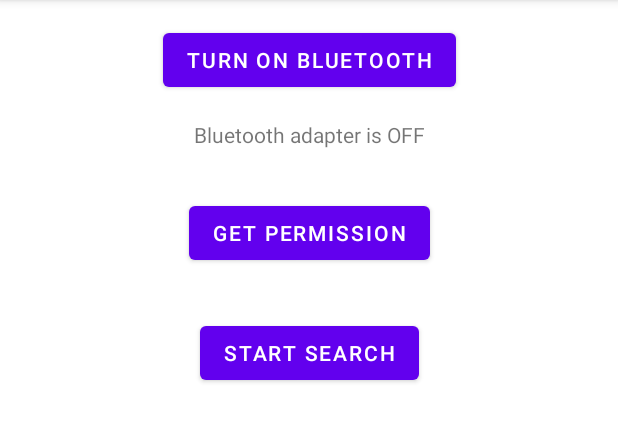
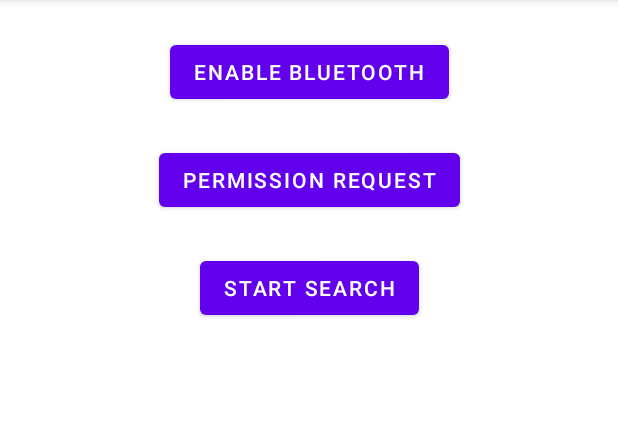
Before and after one commit to ZarkSPb/BrainbitAndroid, an Android app: the screen it shows after launch (MainActivity), after a tap on "STOP SEARCH", on a phone screen of 412 x 824 dp, the part 84-526 px from its top. Run offline under Robolectric (Android 15) with nearby library versions, the phone set to English and light mode, and no system bars; libraries missing offline, so code that uses them is left out: com.neuromd.neurosdk; 1 statement that could not run was skipped; 3 other taps on this screen came first.

```diff
--- a/app/src/main/java/com/zark/bbandroid/brainbitandroid/MainActivity.java
+++ b/app/src/main/java/com/zark/bbandroid/brainbitandroid/MainActivity.java
@@ -13,9 +13,9 @@ import android.content.Intent;
 import android.content.pm.PackageManager;
 import android.os.Bundle;
 import android.text.TextUtils;
+import android.util.Log;
 import android.view.View;
 import android.widget.Button;
-import android.widget.TextView;
 import android.widget.Toast;
 
 import com.neuromd.neurosdk.DeviceEnumerator;
@@ -33,17 +33,15 @@ public class MainActivity extends AppCompatActivity implements View.OnClickListe
    private final int REQUEST_ENABLE_BT = 35;
    private final int REQUEST_PERMISSION_BT = 111;
 
-   private boolean _started = false;
+   private boolean _started;
    private final ReentrantLock _searchLock = new ReentrantLock();
    private DeviceEnumerator _deviceEnum;
    private final List<DeviceInfo> _deviceInfoList = new ArrayList<>();
-   private IDeviceEvent _devEvent;
 
    private BluetoothAdapter _btAdapter;
-   private Button _btOnOff;
-   private Button _btPermission;
+   private Button _btEnableBt;
+   private Button _btRequestPerm;
    private Button _btSearch;
-   private TextView _tvBtStatus;
    private boolean _isBtPermissionGranted = false;
 
 
@@ -58,14 +56,12 @@ public class MainActivity extends AppCompatActivity implements View.OnClickListe
       BluetoothManager bluetoothManager = getSystemService(BluetoothManager.class);
       _btAdapter = bluetoothManager.getAdapter();
 
-      _btOnOff = findViewById(R.id.btOnOff);
-      _btPermission = findViewById(R.id.btPermission);
+      _btEnableBt = findViewById(R.id.btEnableBt);
+      _btRequestPerm = findViewById(R.id.btRequestPerm);
       _btSearch = findViewById(R.id.btSearch);
-      _tvBtStatus = findViewById(R.id.tvBtStatus);
-      _btOnOff.setOnClickListener(this);
-      _btPermission.setOnClickListener(this);
+      _btEnableBt.setOnClickListener(this);
+      _btRequestPerm.setOnClickListener(this);
       _btSearch.setOnClickListener(this);
-      setBtnOnOffText();
    }
 
    @Override
@@ -73,33 +69,7 @@ public class MainActivity extends AppCompatActivity implements View.OnClickListe
       super.onActivityResult(requestCode, resultCode, data);
       if (requestCode == REQUEST_ENABLE_BT) {
          if (resultCode == RESULT_OK) {
-            setBtnOnOffText();
          }
-      }
-   }
-
-   @Override
-   public void onClick(View view) {
-      switch (view.getId()) {
-         case R.id.btOnOff:
-            if (!_btAdapter.isEnabled()) {
-               enableBt();
-            } else {
-               _btAdapter.disable();
-               _btOnOff.setText("Turn on bluetooth");
-               _tvBtStatus.setText("Bluetooth adapter is OFF");
-            }
-            break;
-         case R.id.btPermission:
-            getBtPermission();
-            break;
-         case R.id.btSearch:
-            if (_started) {
-               stopSearch();
-            } else {
-               startSearch();
-            }
-            break;
       }
    }
 
@@ -126,37 +96,38 @@ public class MainActivity extends AppCompatActivity implements View.OnClickListe
       }
    }
 
-   private void setBtnOnOffText() {
-      if (_btAdapter != null) {
-         if (_btAdapter.isEnabled()) {
-            _btOnOff.setText("Turn off bluetooth");
-            _tvBtStatus.setText("Bluetooth adapter is ON");
-         } else {
-            _btOnOff.setText("Turn on bluetooth");
-            _tvBtStatus.setText("Bluetooth adapter is OFF");
-         }
-      }
-   }
-
-   private void setBtnSearchText() {
-      if (_started) {
-         _btSearch.setText("Stop search");
-      } else {
-         _btSearch.setText("Start search");
-      }
-   }
 
    private void enableBt() {
       Intent enableBtIntent = new Intent(BluetoothAdapter.ACTION_REQUEST_ENABLE);
       startActivityForResult(enableBtIntent, REQUEST_ENABLE_BT);
    }
 
+   @Override
+   public void onClick(View view) {
+      switch (view.getId()) {
+         case R.id.btEnableBt:
+            enableBt();
+            break;
+         case R.id.btRequestPerm:
+            getBtPermission();
+            break;
+         case R.id.btSearch:
+            if (_started) {
+               stopSearch();
+            } else {
+               startSearch();
+            }
+            break;
+      }
+   }
+
    public void startSearch() {
       if (_searchLock.tryLock()) {
          try {
             if (_started) return;
-            if (_deviceEnum == null)
-               _deviceEnum = new DeviceEnumerator(this, DeviceType.Brainbit);
+            if (_deviceEnum == null) {
+               _deviceEnum = new DeviceEnumerator(this, DeviceType.BrainbitAny);
+            }
             _deviceInfoList.clear();
             _deviceEnum.deviceListChanged.subscribe(new INotificationCallback() {
                @Override
@@ -165,44 +136,26 @@ public class MainActivity extends AppCompatActivity implements View.OnClickListe
                }
             });
             _started = true;
+            Log.d(LOG_TAG, "Search is started");
+            _btSearch.setText(R.string.btn_stop_search_title);
          } finally {
             _searchLock.unlock();
          }
-         setBtnSearchText();
       }
    }
 
    public void stopSearch() {
-         if (_searchLock.tryLock()) {
-            try {
-               if (!_started)
-                  return;
-               _started = false;
-               if (_deviceEnum != null)
-                  _deviceEnum.deviceListChanged.unsubscribe();
-            } finally {
-               _searchLock.unlock();
-            }
-            invokeSearchState(false);
+      if (_searchLock.tryLock()) {
+         try {
+            if (!_started) return;
+            if (_deviceEnum != null) _deviceEnum.deviceListChanged.unsubscribe();
+
+            _started = false;
+            Log.d(LOG_TAG, "Search is stopped");
+            _btSearch.setText(R.string.btn_start_search_title);
+         } finally {
+            _searchLock.unlock();
          }
-      setBtnSearchText();
-   }
-
-   private void invokeSearchState(boolean searchState) {
-      final IDeviceEvent ev = _devEvent;
-      if(ev != null)
-         ev.searchStateChanged(searchState);
-   }
-
-   private void invokeDeviceListChanged() {
-      final IDeviceEvent ev = _devEvent;
-      if (ev != null) {
-         this.runOnUiThread(new Runnable() {
-            @Override
-            public void run() {
-               ev.deviceListChanged();
-            }
-         });
       }
    }
 
@@ -241,13 +194,8 @@ public class MainActivity extends AppCompatActivity implements View.OnClickListe
          }
          if (hasChanged) {
             // fire event
-            invokeDeviceListChanged();
+            Log.d(LOG_TAG, "Device is finding");
          }
       }
    }
-
-   public interface IDeviceEvent {
-      void searchStateChanged(boolean searchState);
-      void deviceListChanged();
-   }
 }
--- a/app/src/main/res/layout/activity_main.xml
+++ b/app/src/main/res/layout/activity_main.xml
@@ -7,42 +7,34 @@
     tools:context=".MainActivity">
 
     <Button
-        android:id="@+id/btOnOff"
+        android:id="@+id/btEnableBt"
         android:layout_width="wrap_content"
         android:layout_height="wrap_content"
-        android:layout_marginTop="16dp"
-        android:text="Turn on bluetooth"
+        android:layout_marginTop="24dp"
+        android:text="Enable bluetooth"
         app:layout_constraintEnd_toEndOf="parent"
         app:layout_constraintStart_toStartOf="parent"
         app:layout_constraintTop_toTopOf="parent" />
 
-    <TextView
-        android:id="@+id/tvBtStatus"
+    <Button
+        android:id="@+id/btRequestPerm"
         android:layout_width="wrap_content"
         android:layout_height="wrap_content"
-        android:layout_marginTop="16dp"
-        android:text="Bluetooth off"
+        android:layout_marginTop="24dp"
+        android:text="Permission request"
         app:layout_constraintEnd_toEndOf="parent"
         app:layout_constraintStart_toStartOf="parent"
-        app:layout_constraintTop_toBottomOf="@+id/btOnOff" />
-
-    <Button
-        android:id="@+id/btPermission"
-        android:layout_width="wrap_content"
-        android:layout_height="wrap_content"
-        android:layout_marginTop="32dp"
-        android:text="Get Permission"
-        app:layout_constraintEnd_toEndOf="parent"
-        app:layout_constraintStart_toStartOf="parent"
-        app:layout_constraintTop_toBottomOf="@+id/tvBtStatus" />
+        app:layout_constraintTop_toBottomOf="@+id/btEnableBt" />
 
     <Button
         android:id="@+id/btSearch"
         android:layout_width="wrap_content"
         android:layout_height="wrap_content"
-        android:layout_marginTop="32dp"
-        android:text="Start search"
+        android:layout_marginTop="24dp"
+        android:text="@string/btn_start_search_title"
         app:layout_constraintEnd_toEndOf="parent"
         app:layout_constraintStart_toStartOf="parent"
-        app:layout_constraintTop_toBottomOf="@+id/btPermission" />
+        app:layout_constraintTop_toBottomOf="@+id/btRequestPerm" />
+
+
 </androidx.constraintlayout.widget.ConstraintLayout>
--- a/app/src/main/res/values/strings.xml
+++ b/app/src/main/res/values/strings.xml
@@ -1,3 +1,5 @@
 <resources>
     <string name="app_name">BrainBit Android</string>
+    <string name="btn_start_search_title">Start search</string>
+    <string name="btn_stop_search_title">Stop search</string>
 </resources>
```
Also changed, not shown: app/src/main/java/com/zark/bbandroid/brainbitandroid/utils/SensorHelper.java (deleted, +0 -24 lines).
